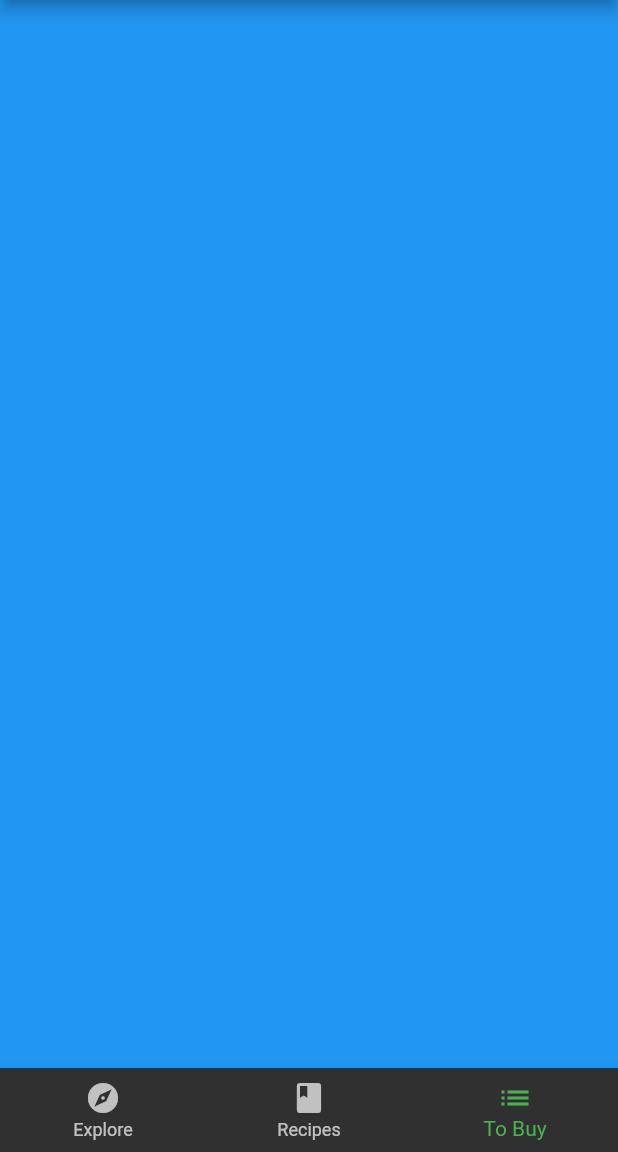
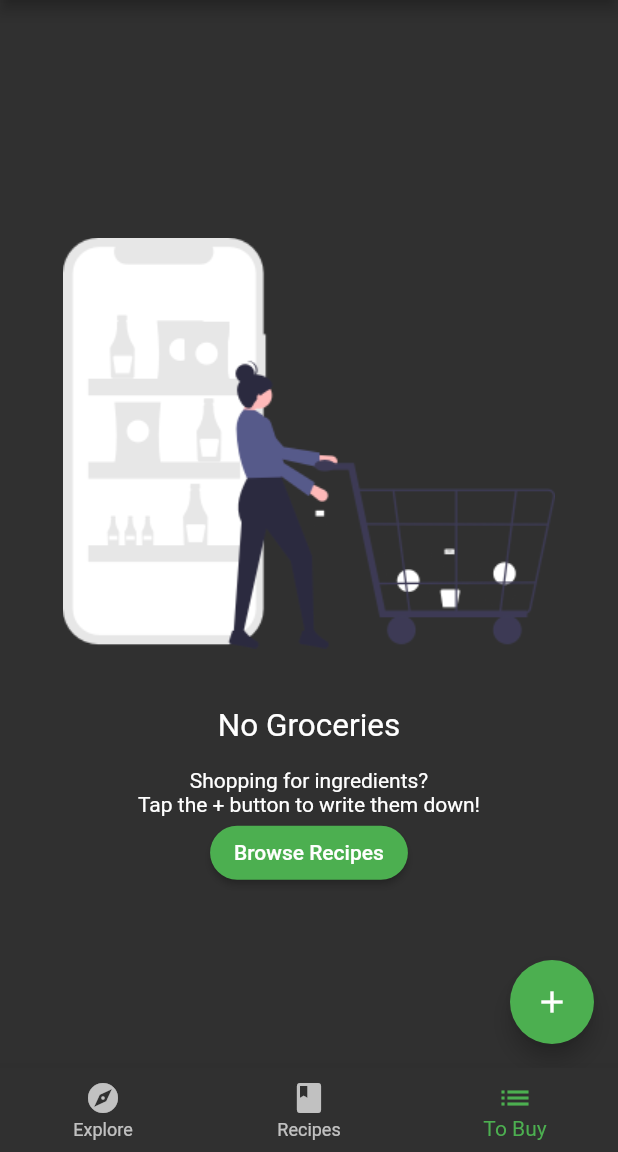
Before and after one commit to sondh0127/flutter-chapter03, a Flutter app: the screen it shows after launch, item 3 of the bottom bar chosen, on a phone screen of 412 x 824 dp, the part 84-1236 px from its top. Run offline on Flutter 3.47's test engine with Material 2 defaults, Android fonts, the light colour scheme and no system bars; our stand-ins replace google_fonts.

Commit message:
feat: finish 6.8

```diff
--- a/lib/components/recipes_grid_view.dart
+++ b/lib/components/recipes_grid_view.dart
@@ -16,8 +16,8 @@ class RecipesGridView extends StatelessWidget {
         top: 16,
       ),
       child: GridView.builder(
-        gridDelegate: const SliverGridDelegateWithFixedCrossAxisCount(
-          crossAxisCount: 2,
+        gridDelegate: const SliverGridDelegateWithMaxCrossAxisExtent(
+          maxCrossAxisExtent: 500.0,
         ),
         itemCount: recipes.length,
         itemBuilder: (BuildContext context, int index) {
--- a/lib/home.dart
+++ b/lib/home.dart
@@ -1,6 +1,9 @@
+import 'package:chapter03/models/models.dart';
 import 'package:chapter03/screens/explore_screen.dart';
+import 'package:chapter03/screens/grocery_screen.dart';
 import 'package:chapter03/screens/recipes_screen.dart';
 import 'package:flutter/material.dart';
+import 'package:provider/provider.dart';
 import 'components/components.dart';
 
 class HomePage extends StatefulWidget {
@@ -11,22 +14,16 @@ class HomePage extends StatefulWidget {
 }
 
 class _HomePageState extends State<HomePage> {
-  int _selectedIndex = 0;
-
   static List<Widget> pages = <Widget>[
-    ExploreScreen(),
+    const ExploreScreen(),
     RecipesScreen(),
-    Container(color: Colors.blue),
+    const GroceryScreen(),
   ];
-
-  void _onItemTapped(int index) {
-    setState(() {
-      _selectedIndex = index;
-    });
-  }
 
   @override
   Widget build(BuildContext context) {
+    return Consumer<TabManager>(
+      builder: (context, tabManager, child) {
         return Scaffold(
           appBar: AppBar(
             title: Text(
@@ -34,9 +31,10 @@ class _HomePageState extends State<HomePage> {
               style: Theme.of(context).textTheme.headline6,
             ),
           ),
-      body: pages[_selectedIndex],
+          body: pages[tabManager.selectedTab],
           bottomNavigationBar: BottomNavigationBar(
-        selectedItemColor: Theme.of(context).textSelectionTheme.selectionColor,
+            selectedItemColor:
+                Theme.of(context).textSelectionTheme.selectionColor,
             items: const <BottomNavigationBarItem>[
               BottomNavigationBarItem(
                 icon: Icon(Icons.explore),
@@ -51,9 +49,13 @@ class _HomePageState extends State<HomePage> {
                 label: 'To Buy',
               ),
             ],
-        currentIndex: _selectedIndex,
-        onTap: _onItemTapped,
+            currentIndex: tabManager.selectedTab,
+            onTap: (index) {
+              tabManager.goToTab(index);
+            },
           ),
+        );
+      },
     );
   }
 }
--- a/lib/main.dart
+++ b/lib/main.dart
@@ -1,4 +1,7 @@
+import 'package:chapter03/models/models.dart';
+import 'package:chapter03/models/tab_manager.dart';
 import 'package:flutter/material.dart';
+import 'package:provider/provider.dart';
 import 'fooderlich_theme.dart';
 import 'home.dart';
 
@@ -17,7 +20,14 @@ class FooderlichApp extends StatelessWidget {
     return MaterialApp(
       title: title,
       theme: theme,
-      home: const HomePage(),
+      home: MultiProvider(
+        providers: [
+          ChangeNotifierProvider(create: (context) => TabManager()),
+          ChangeNotifierProvider(create: (context) => GroceryManager()),
+        ],
+        child: const HomePage(),
+      ),
+      debugShowCheckedModeBanner: false,
     );
   }
 }
--- /dev/null
+++ b/lib/models/grocery_item.dart
@@ -0,0 +1,48 @@
+import 'package:flutter/material.dart';
+
+enum Importance {
+  low,
+  medium,
+  high,
+}
+
+class GroceryItem {
+  final String id;
+  // 3
+  final String name;
+  final Importance importance;
+  final Color color;
+  final int quantity;
+  final DateTime date;
+  final bool isComplete;
+
+  GroceryItem({
+    required this.id,
+    required this.name,
+    required this.importance,
+    required this.color,
+    required this.quantity,
+    required this.date,
+    this.isComplete = false,
+  });
+
+  GroceryItem copyWith({
+    final String? id,
+    final String? name,
+    final Importance? importance,
+    final Color? color,
+    final int? quantity,
+    final DateTime? date,
+    final bool? isComplete,
+  }) {
+    return GroceryItem(
+      id: id ?? this.id,
+      name: name ?? this.name,
+      importance: importance ?? this.importance,
+      color: color ?? this.color,
+      quantity: quantity ?? this.quantity,
+      date: date ?? this.date,
+      isComplete: isComplete ?? this.isComplete,
+    );
+  }
+}
--- a/lib/models/models.dart
+++ b/lib/models/models.dart
@@ -2,3 +2,6 @@ export 'post.dart';
 export 'explore_recipe.dart';
 export 'simple_recipe.dart';
 export 'explore_data.dart';
+export 'grocery_item.dart';
+export 'tab_manager.dart';
+export 'grocery_manager.dart';
--- /dev/null
+++ b/lib/models/tab_manager.dart
@@ -0,0 +1,15 @@
+import 'package:flutter/material.dart';
+
+class TabManager extends ChangeNotifier {
+  int selectedTab = 0;
+
+  void goToTab(index) {
+    selectedTab = index;
+    notifyListeners();
+  }
+
+  void goToRecipes() {
+    selectedTab = 1;
+    notifyListeners();
+  }
+}
--- /dev/null
+++ b/lib/screens/empty_grocery_screen.dart
@@ -0,0 +1,46 @@
+import 'package:chapter03/models/models.dart';
+import 'package:flutter/material.dart';
+import 'package:provider/provider.dart';
+
+class EmptyGroceryScreen extends StatelessWidget {
+  const EmptyGroceryScreen({Key? key}) : super(key: key);
+
+  @override
+  Widget build(BuildContext context) {
+    return Padding(
+      padding: const EdgeInsets.all(30.0),
+      child: Column(
+        mainAxisAlignment: MainAxisAlignment.center,
+        children: [
+          Flexible(
+            child: AspectRatio(
+              aspectRatio: 1 / 1,
+              child: Image.asset('assets/fooderlich_assets/empty_list.png'),
+            ),
+          ),
+          const Text(
+            'No Groceries',
+            style: TextStyle(fontSize: 21.0),
+          ),
+          const SizedBox(height: 16.0),
+          const Text(
+            'Shopping for ingredients?\n'
+            'Tap the + button to write them down!',
+            textAlign: TextAlign.center,
+          ),
+          MaterialButton(
+            textColor: Colors.white,
+            child: const Text('Browse Recipes'),
+            shape: RoundedRectangleBorder(
+              borderRadius: BorderRadius.circular(30.0),
+            ),
+            color: Colors.green,
+            onPressed: () {
+              Provider.of<TabManager>(context, listen: false).goToRecipes();
+            },
+          ),
+        ],
+      ),
+    );
+  }
+}
--- /dev/null
+++ b/lib/screens/grocery_screen.dart
@@ -0,0 +1,32 @@
+import 'package:chapter03/models/models.dart';
+import 'package:chapter03/screens/empty_grocery_screen.dart';
+import 'package:flutter/material.dart';
+import 'package:provider/provider.dart';
+
+class GroceryScreen extends StatelessWidget {
+  const GroceryScreen({Key? key}) : super(key: key);
+
+  @override
+  Widget build(BuildContext context) {
+    // TODO 4: Add a scaffold widget
+    return Scaffold(
+      body: buildGroceryScreen(),
+      floatingActionButton: FloatingActionButton(
+        onPressed: () {},
+        child: const Icon(Icons.add),
+      ),
+    );
+  }
+
+  Widget buildGroceryScreen() {
+    return Consumer<GroceryManager>(
+      builder: (context, manager, child) {
+        if (manager.groceryItems.isNotEmpty) {
+          return Container();
+        } else {
+          return const EmptyGroceryScreen();
+        }
+      },
+    );
+  }
+}
--- a/lib/screens/recipes_screen.dart
+++ b/lib/screens/recipes_screen.dart
@@ -17,7 +17,6 @@ class RecipesScreen extends StatelessWidget {
         if (snapshot.connectionState == ConnectionState.done) {
           return RecipesGridView(recipes: snapshot.data ?? []);
         } else {
-          // 6
           return const Center(child: CircularProgressIndicator());
         }
       },
--- a/pubspec.yaml
+++ b/pubspec.yaml
@@ -31,6 +31,11 @@ dependencies:
   flutter:
     sdk: flutter
   google_fonts: ^2.1.0
+  provider: ^6.0.0
+  flutter_colorpicker: ^0.6.0
+  intl: ^0.17.0
+  uuid: ^3.0.4
+
 
 dev_dependencies:
 
@@ -59,6 +64,7 @@ flutter:
     - assets/magazine_pics/
     - assets/sample_data/
     - assets/profile_pics/
+    - assets/fooderlich_assets/
   #   - images/a_dot_burr.jpeg
   #   - images/a_dot_ham.jpeg
   # An image asset can refer to one or more resolution-specific "variants", see
```
Also changed, not shown: lib/models/grocery_manager.dart (added, +29 -0 lines), lib/screens/explore_screen.dart (+36 -5 lines), assets/fooderlich_assets/empty_list.png (added), pubspec.lock. Lines whose indentation alone changed are shown as unchanged.
